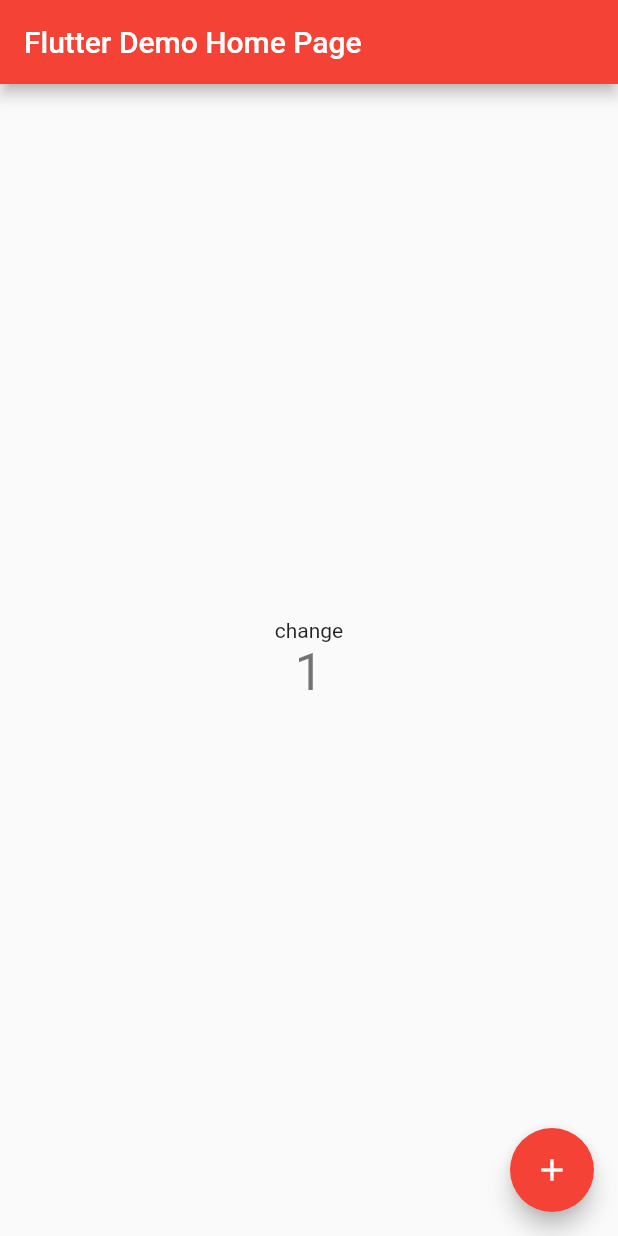
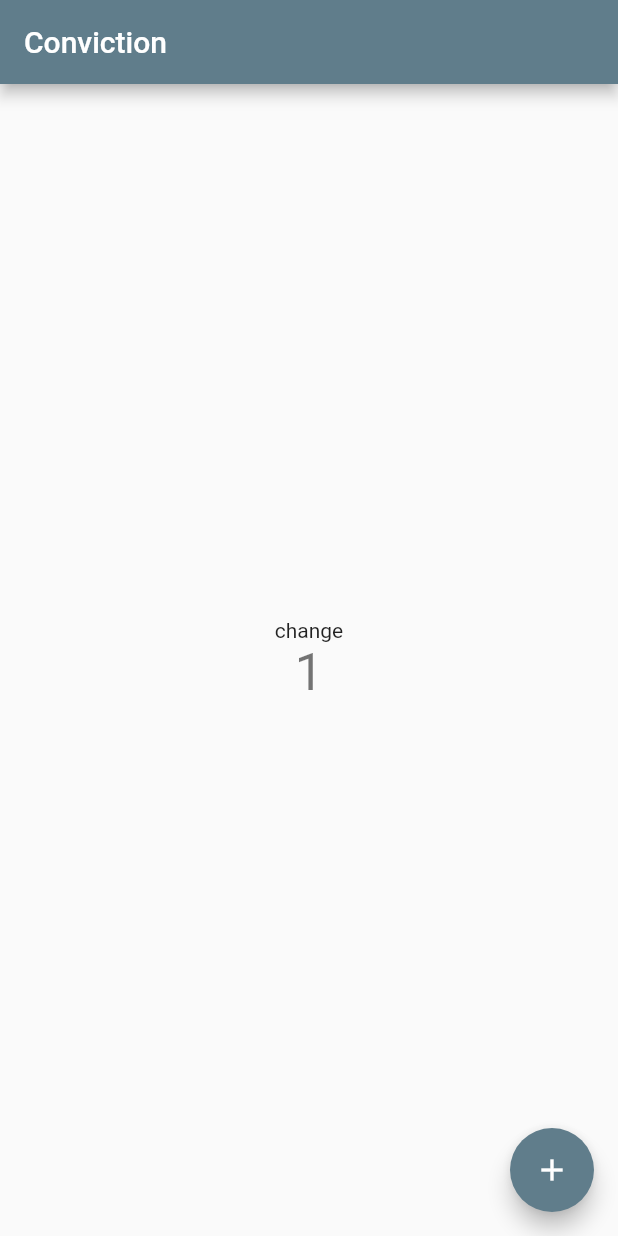
Before and after one commit to ShibuyaMidori/gtest2, a Flutter app: the screen it shows after launch, after a tap on the "add" icon, on a phone screen of 412 x 824 dp. Run offline on Flutter 3.47's test engine with Material 2 defaults, Android fonts, the phone set to English and light mode, and no system bars; our stand-ins replace easy_localization.

Commit message:
:recycle: クラス名変更

```diff
--- a/ful_app/lib/main.dart
+++ b/ful_app/lib/main.dart
@@ -8,17 +8,16 @@
   await EasyLocalization.ensureInitialized();
   EasyLocalization.logger.enableBuildModes = [];
 
-  // runApp(const MyApp());
   runApp(EasyLocalization(
-    child: const MyApp(),
+    child: const MainScreen(),
     supportedLocales: const [Locale('ja', 'JP'), Locale('en', 'US')],
     path: 'assets/translations',
-    fallbackLocale: const Locale('ja', 'JP'), // default
+    fallbackLocale: const Locale('ja', 'JP'), // default lang
   ));
 }
 
-class MyApp extends StatelessWidget {
-  const MyApp({Key? key}) : super(key: key);
+class MainScreen extends StatelessWidget {
+  const MainScreen({Key? key}) : super(key: key);
 
   @override
   Widget build(BuildContext context) {
@@ -37,17 +36,17 @@
 
       title: 'Flutter Demo',
       theme: ThemeData(
-        primarySwatch: Colors.red,
+        primarySwatch: Colors.blueGrey,
       ),
-      home: const MyHomePage(title: 'Flutter Demo Home Page'),
+      home: const MyHomePage(),
     );
   }
 }
 
 class MyHomePage extends StatefulWidget {
-  const MyHomePage({Key? key, required this.title}) : super(key: key);
+  const MyHomePage({Key? key}) : super(key: key);
 
-  final String title;
+  // final String title;
 
   @override
   State<MyHomePage> createState() => _MyHomePageState();
@@ -68,7 +67,7 @@
   Widget build(BuildContext context) {
     return Scaffold(
       appBar: AppBar(
-        title: Text(widget.title),
+        title: Text(tr('app_name')),
       ),
       body: Center(
         child: Column(
```
